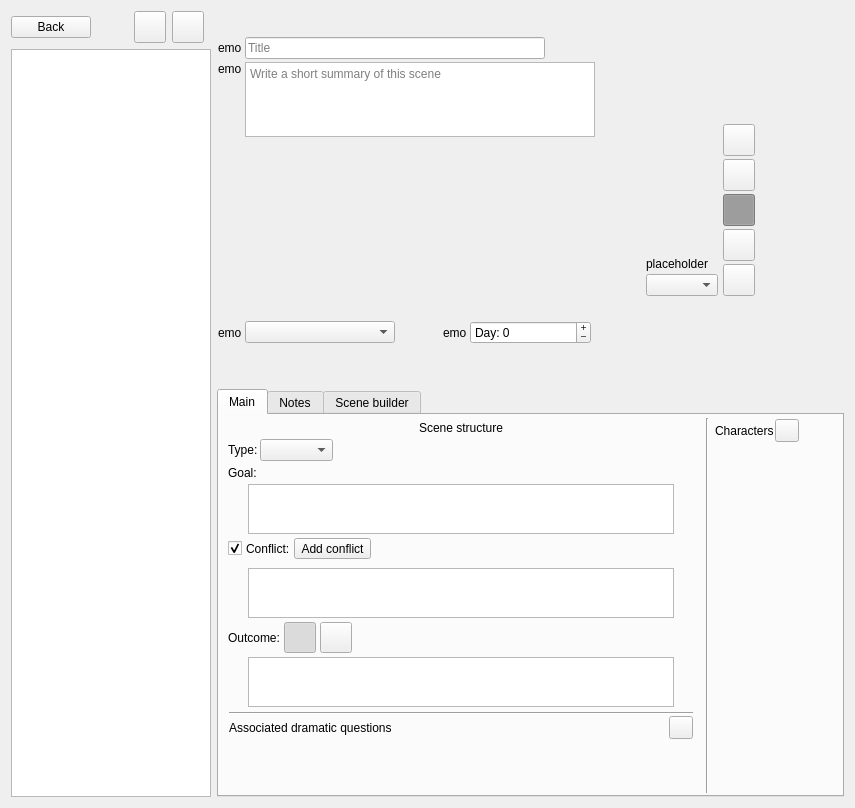
This is ui/scene_editor.ui in zkovari/plotlyst as Qt 5 draws it before an edit. The edited form follows.
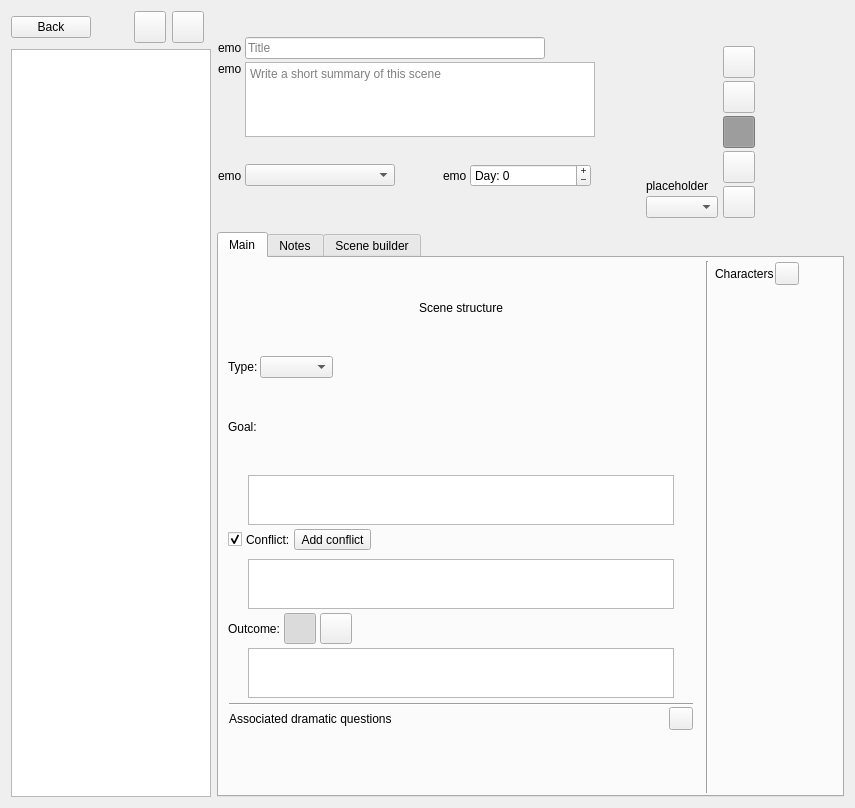
This is the edited form. Custom widgets are drawn as their Qt base class.

Commit message: Remove spacer above pov emotion buttons

```diff
--- a/ui/scene_editor.ui
+++ b/ui/scene_editor.ui
@@ -493,19 +493,6 @@
              <property name="spacing">
               <number>3</number>
              </property>
-             <item>
-              <spacer name="verticalSpacer_2">
-               <property name="orientation">
-                <enum>Qt::Vertical</enum>
-               </property>
-               <property name="sizeHint" stdset="0">
-                <size>
-                 <width>20</width>
-                 <height>40</height>
-                </size>
-               </property>
-              </spacer>
-             </item>
              <item alignment="Qt::AlignBottom">
               <widget class="QToolButton" name="btnVeryHappy">
                <property name="minimumSize">
@@ -554,7 +541,7 @@
                </attribute>
               </widget>
              </item>
-             <item>
+             <item alignment="Qt::AlignBottom">
               <widget class="QToolButton" name="btnHappy">
                <property name="minimumSize">
                 <size>
@@ -600,7 +587,7 @@
                </attribute>
               </widget>
              </item>
-             <item>
+             <item alignment="Qt::AlignBottom">
               <widget class="QToolButton" name="btnNeutral">
                <property name="minimumSize">
                 <size>
@@ -649,7 +636,7 @@
                </attribute>
               </widget>
              </item>
-             <item>
+             <item alignment="Qt::AlignBottom">
               <widget class="QToolButton" name="btnUnHappy">
                <property name="minimumSize">
                 <size>
@@ -695,7 +682,7 @@
                </attribute>
               </widget>
              </item>
-             <item>
+             <item alignment="Qt::AlignBottom">
               <widget class="QToolButton" name="btnVeryUnhappy">
                <property name="minimumSize">
                 <size>
```
Left out of the diff: 2 changed lines with no effect on the pictures.
